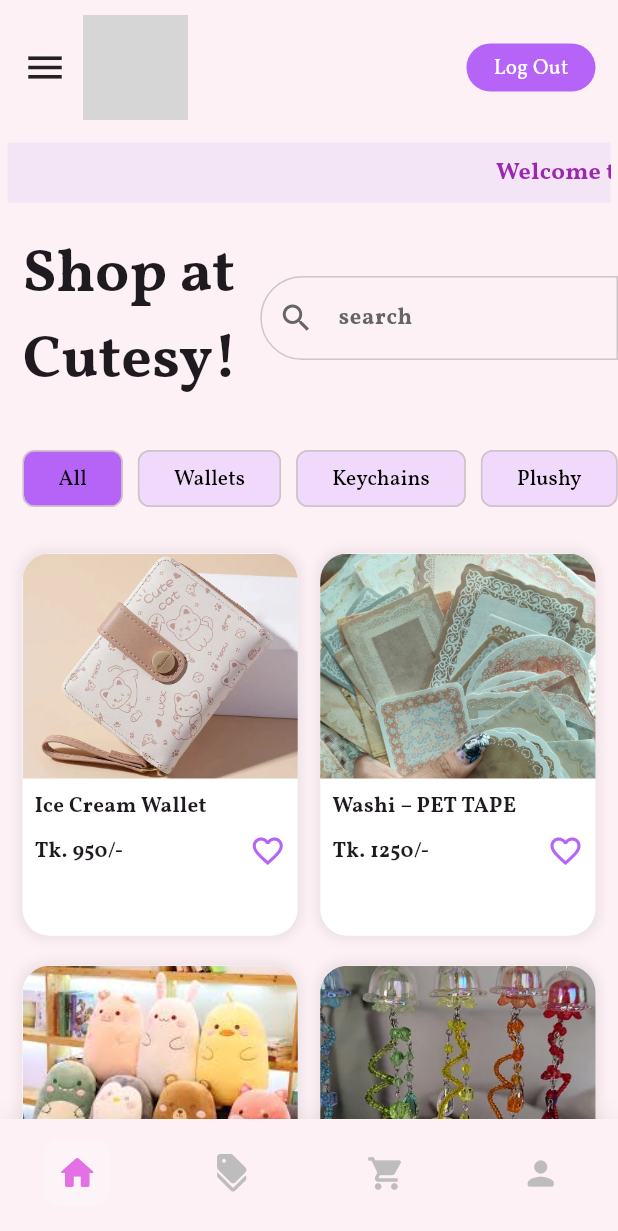
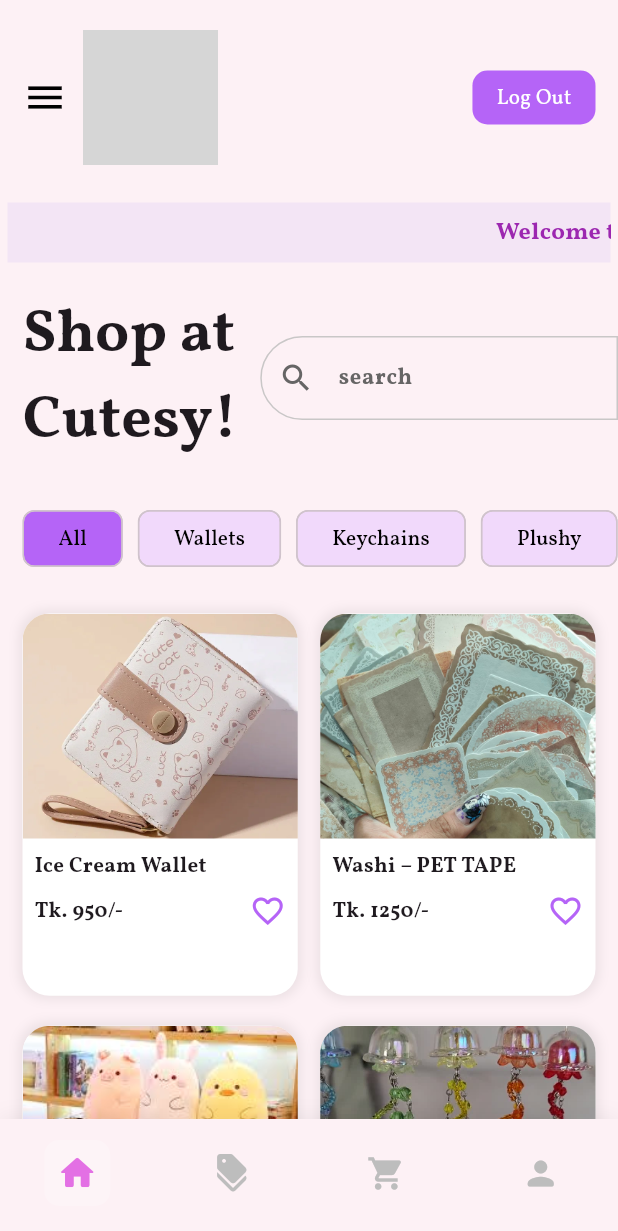
Before and after one commit to Nayma-Amin/Cutesy, a Flutter app: the screen it shows once a user with an empty profile is signed in, on a phone screen of 412 x 824 dp. Shown: the top 1231 px of the screen. Run offline on Flutter 3.47's test engine with Material 3 defaults, Android fonts, the phone set to English and light mode, and no system bars; our stand-ins replace cloud_firestore, firebase_auth, firebase_core, shared_preferences; accounts and stored records are empty; grey boxes are pictures that could not be loaded.

Commit message:
floating drop menu added with fixed top bar

```diff
--- a/lib/screens/home_page.dart
+++ b/lib/screens/home_page.dart
@@ -1,6 +1,6 @@
+import 'package:cloud_firestore/cloud_firestore.dart';
 import 'package:firebase_auth/firebase_auth.dart';
 import 'package:flutter/material.dart';
-import 'package:shared_preferences/shared_preferences.dart';
 import 'package:shop_cutesy/main.dart';
 import 'package:shop_cutesy/screens/auth/sign_up.dart';
 import 'package:shop_cutesy/screens/cart_page.dart';
@@ -8,9 +8,10 @@ import 'package:shop_cutesy/screens/offer_page.dart';
 import 'package:shop_cutesy/screens/product_page.dart';
 import 'package:shop_cutesy/screens/profile_page.dart';
 import 'package:shop_cutesy/screens/services/authentication.dart';
-import 'package:shop_cutesy/utils/purple_box.dart';
 import 'package:shop_cutesy/widgets/bottom_navigation.dart';
+import 'package:shop_cutesy/widgets/menu_drop.dart';
 import 'package:shop_cutesy/widgets/sliding_text.dart';
+import 'package:shop_cutesy/widgets/top_bar.dart';
 
 class HomePage extends StatefulWidget {
   const HomePage({super.key});
@@ -68,7 +69,9 @@ class _HomePageState extends State<HomePage> with RouteAware {
   ];
 
   String username = "";
+  String userRole = "user";
   bool _animate = false;
+  bool menuVisible = false;
 
   @override
   void initState() {
@@ -84,13 +87,22 @@ class _HomePageState extends State<HomePage> with RouteAware {
   }
 
   void loadUser() async {
-    if (FirebaseAuth.instance.currentUser == null) {
+    final currentUser = FirebaseAuth.instance.currentUser;
+    if (currentUser == null) {
       username = "";
+      userRole = "user";
       setState(() => _animate = false);
       return;
     }
 
-    username = await AuthService().getUsername() ?? "";
+    final doc = await FirebaseFirestore.instance
+        .collection('users')
+        .doc(currentUser.uid)
+        .get();
+
+    username = doc['name'] ?? "";
+    userRole = doc['role'] ?? "user";
+
     await Future.delayed(const Duration(milliseconds: 400));
     setState(() => _animate = true);
   }
@@ -124,59 +136,17 @@ class _HomePageState extends State<HomePage> with RouteAware {
     return Scaffold(
       backgroundColor: const Color(0xFFFDF1F5),
       body: SafeArea(
-        child: Column(
+        child: Stack(
+          children: [
+            Column(
               crossAxisAlignment: CrossAxisAlignment.start,
               children: [
-            Padding(
-              padding: const EdgeInsets.symmetric(horizontal: 15, vertical: 10),
-              child: Row(
-                children: [
-                  const Icon(Icons.menu, size: 30),
-                  const SizedBox(width: 10),
-                  Image.asset("assets/images/cutesy.png", width: 70),
-                  const Spacer(),
-
-                  if (FirebaseAuth.instance.currentUser != null)
-                    GestureDetector(
-                      onTap: () async {
-                        await FirebaseAuth.instance.signOut();
-
-                        final prefs = await SharedPreferences.getInstance();
-                        await prefs.remove("savedEmail");
-                        await prefs.remove("savedPass");
-
-                        setState(() {});
+                TopBar(
+                  onMenuTap: () {
+                    setState(() {
+                      menuVisible = !menuVisible;
+                    });
                   },
-                      child: Container(
-                        padding: const EdgeInsets.symmetric(
-                          horizontal: 18,
-                          vertical: 6,
-                        ),
-                        decoration: BoxDecoration(
-                          color: const Color(0xFFB564F7),
-                          borderRadius: BorderRadius.circular(20),
-                        ),
-                        child: const Text(
-                          "Log Out",
-                          style: TextStyle(color: Colors.white),
-                        ),
-                      ),
-                    ),
-
-                  if (FirebaseAuth.instance.currentUser == null)
-                    GestureDetector(
-                      onTap: () => Navigator.pushNamed(context, "/login"),
-                      child: const Text(
-                        "Log In",
-                        style: TextStyle(
-                          color: btnPurple,
-                          fontWeight: FontWeight.bold,
-                          fontSize: 16,
-                        ),
-                      ),
-                    ),
-                ],
-              ),
                 ),
 
                 if (AuthService().isLoggedIn)
@@ -198,7 +168,6 @@ class _HomePageState extends State<HomePage> with RouteAware {
                                   : const Offset(-1.5, 0),
                               duration: const Duration(milliseconds: 600),
                               curve: Curves.easeOut,
-
                               child: SlidingText(
                                 text:
                                     "Welcome to Cutesy $username! Enjoy our biggest sales this year and stay connected with us.",
@@ -219,7 +188,10 @@ class _HomePageState extends State<HomePage> with RouteAware {
                       padding: EdgeInsets.all(15),
                       child: Text(
                         'Shop at\nCutesy!',
-                    style: TextStyle(fontWeight: FontWeight.bold, fontSize: 40),
+                        style: TextStyle(
+                          fontWeight: FontWeight.bold,
+                          fontSize: 40,
+                        ),
                       ),
                     ),
                     Expanded(
@@ -274,7 +246,8 @@ class _HomePageState extends State<HomePage> with RouteAware {
                 Expanded(
                   child: GridView.builder(
                     padding: const EdgeInsets.all(15),
-                gridDelegate: const SliverGridDelegateWithFixedCrossAxisCount(
+                    gridDelegate:
+                        const SliverGridDelegateWithFixedCrossAxisCount(
                           crossAxisCount: 2,
                           mainAxisSpacing: 20,
                           crossAxisSpacing: 15,
@@ -361,7 +334,24 @@ class _HomePageState extends State<HomePage> with RouteAware {
                 ),
               ],
             ),
+
+            if (menuVisible)
+              Positioned(
+                top: 70,
+                right: 10,
+                left: 10,
+                child: DropMenu(
+                  isVisible: menuVisible,
+                  onItemTap: (value) {
+                    setState(() => menuVisible = false);
+                  },
+                  userRole: userRole,
                 ),
+              ),
+          ],
+        ),
+      ),
+
       bottomNavigationBar: BottomNavBar(
         currentIndex: bottomIndex,
         onTap: (index) {
--- /dev/null
+++ b/lib/widgets/top_bar.dart
@@ -0,0 +1,78 @@
+import 'package:flutter/material.dart';
+import 'package:firebase_auth/firebase_auth.dart';
+import 'package:shared_preferences/shared_preferences.dart';
+
+class TopBar extends StatelessWidget {
+  final VoidCallback onMenuTap;
+
+  const TopBar({
+    super.key,
+    required this.onMenuTap,
+  });
+
+  @override
+  Widget build(BuildContext context) {
+    final user = FirebaseAuth.instance.currentUser;
+
+    return Padding(
+      padding: const EdgeInsets.symmetric(horizontal: 15, vertical: 20),
+      child: Row(
+        children: [
+          GestureDetector(
+            onTap: onMenuTap,
+            child: const Icon(
+              Icons.menu,
+              size: 30,
+              color: Colors.black,
+            ),
+          ),
+
+          const SizedBox(width: 10),
+
+          Image.asset(
+            "assets/images/cutesy.png",
+            width: 90,
+          ),
+
+          const Spacer(),
+
+          if (user != null)
+            GestureDetector(
+              onTap: () async {
+                await FirebaseAuth.instance.signOut();
+                final prefs = await SharedPreferences.getInstance();
+                prefs.remove("savedEmail");
+                prefs.remove("savedPass");
+
+                Navigator.pushReplacementNamed(context, "/home");
+              },
+              child: Container(
+                padding: const EdgeInsets.symmetric(horizontal: 16, vertical: 8),
+                decoration: BoxDecoration(
+                  color: const Color(0xFFB564F7),
+                  borderRadius: BorderRadius.circular(10),
+                ),
+                child: const Text(
+                  "Log Out",
+                  style: TextStyle(color: Colors.white),
+                ),
+              ),
+            ),
+
+          if (user == null)
+            GestureDetector(
+              onTap: () => Navigator.pushNamed(context, "/login"),
+              child: const Text(
+                "Log In",
+                style: TextStyle(
+                  color: Color(0xFFB564F7),
+                  fontWeight: FontWeight.bold,
+                  fontSize: 16,
+                ),
+              ),
+            ),
+        ],
+      ),
+    );
+  }
+}
```
Also changed, not shown: lib/widgets/menu_drop.dart (added, +98 -0 lines). Lines whose indentation alone changed are shown as unchanged.
